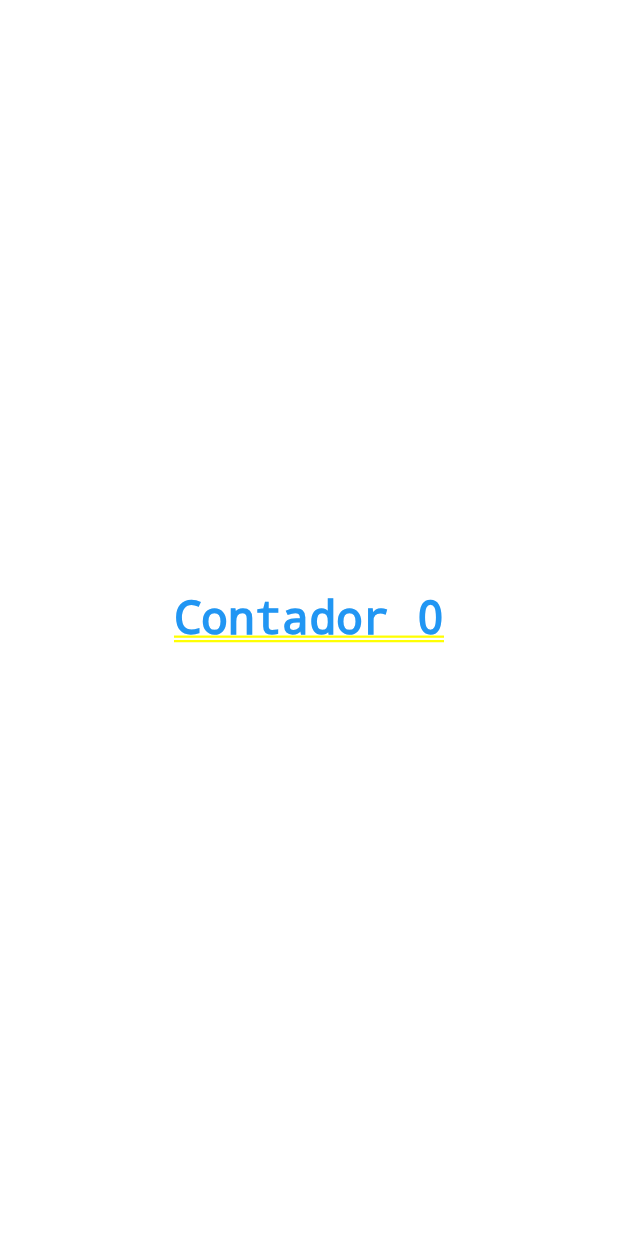
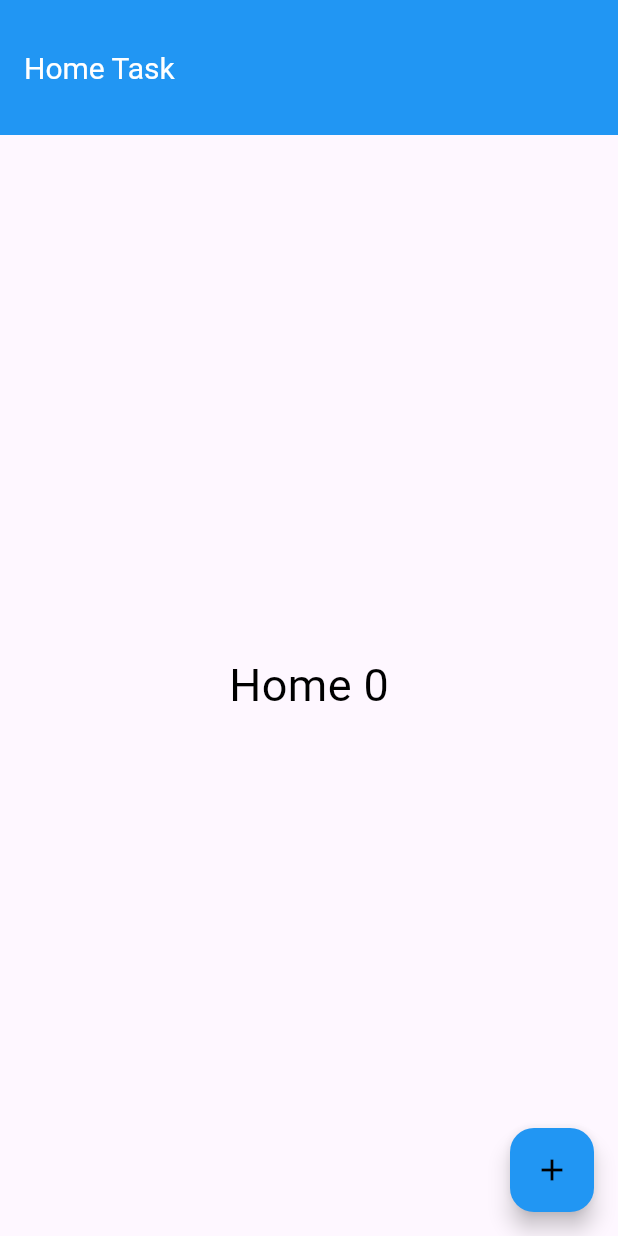
Before and after one commit to KAYOGS/home-task, a Flutter app: the screen it shows after launch, on a phone screen of 412 x 824 dp. Run offline on Flutter 3.47's test engine with Material 3 defaults, Android fonts, the phone set to English and light mode, and no system bars.

Commit message:
home-task

```diff
--- a/lib/home_page.dart
+++ b/lib/home_page.dart
@@ -13,23 +13,44 @@ class _HomePageState extends State<HomePage> {
   @override
   Widget build(BuildContext context) {
     // ignore: avoid_unnecessary_containers
-    return Container(
-      child: GestureDetector(
+    return Scaffold(
+      appBar: AppBar(
+        backgroundColor: Colors.blue,
+        title: const Text(
+          'Home Task',
+          style: TextStyle(
+            fontSize: 20.0,
+            color: Colors.white,
+          )
+        ),
+        toolbarHeight: 90.0,
+      ),
+
+      body: Container(
         child: Center(
           child: Text(
-            'Contador $conter',
-            // ignore: prefer_const_constructors
-            style: TextStyle(color: Colors.blue, fontSize: 30.0),
-          ),
+            'Home ${conter}',
+            style: TextStyle(
+              color: Colors.black,
+              fontSize: 30.0,
+            )
+          )
+        )
+      ),
+
+      floatingActionButton: FloatingActionButton(
+        onPressed: () {
+          setState(() {
+            conter++;
+          });
+        },
+
+        child: Icon(
+          Icons.add,
+          color: Colors.black,
         ),
 
-        onTap: () {
-          setState(
-            () {
-              conter++;
-            }
-          );
-        },
+        backgroundColor: Colors.blue,
       ),
     );
   }
```
